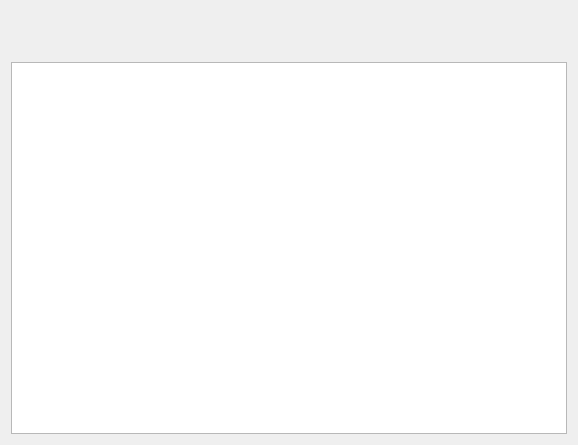
Before: the Qt Designer form appetizer-core/components-layout/restaurantmap.ui in AngelGenis/Appetizer, drawn with Qt 5.
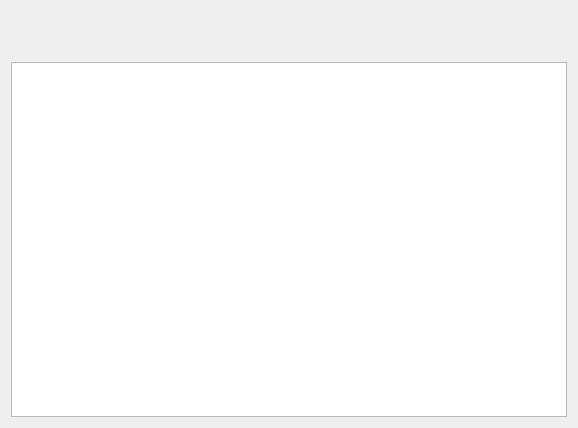
After: the same form once the commit is applied. Custom widgets are drawn as their Qt base class.

The edit to the form file:
```diff
--- a/appetizer-core/components-layout/restaurantmap.ui
+++ b/appetizer-core/components-layout/restaurantmap.ui
@@ -7,7 +7,7 @@
     <x>0</x>
     <y>0</y>
     <width>578</width>
-    <height>445</height>
+    <height>428</height>
    </rect>
   </property>
   <property name="windowTitle">
```
